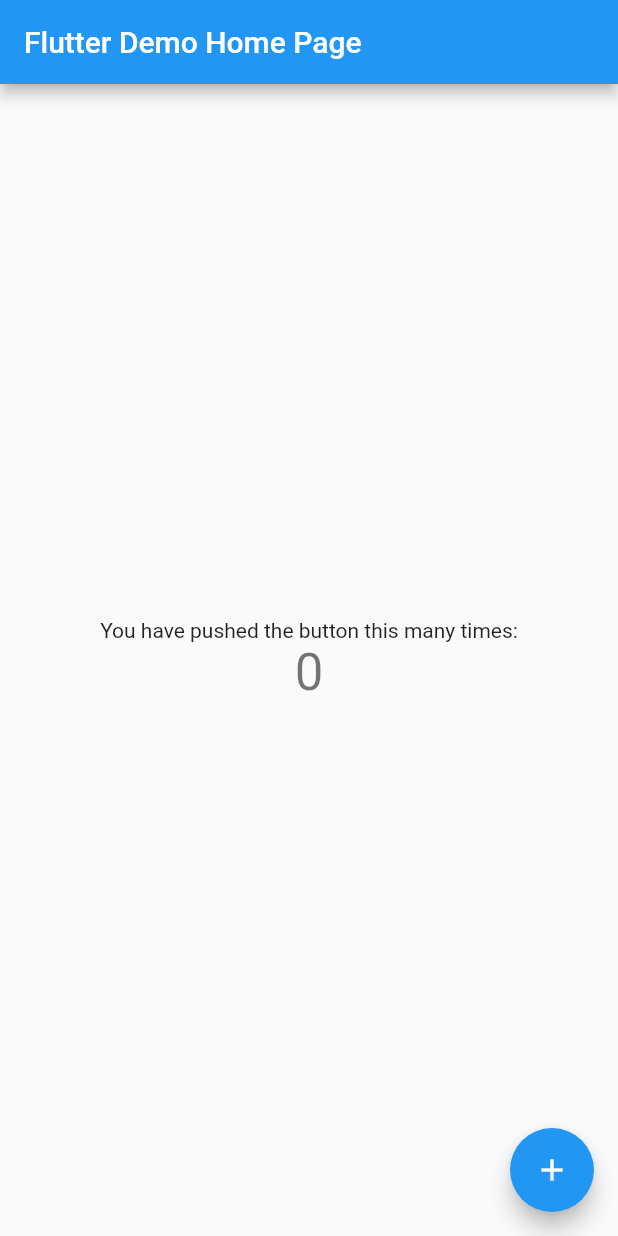
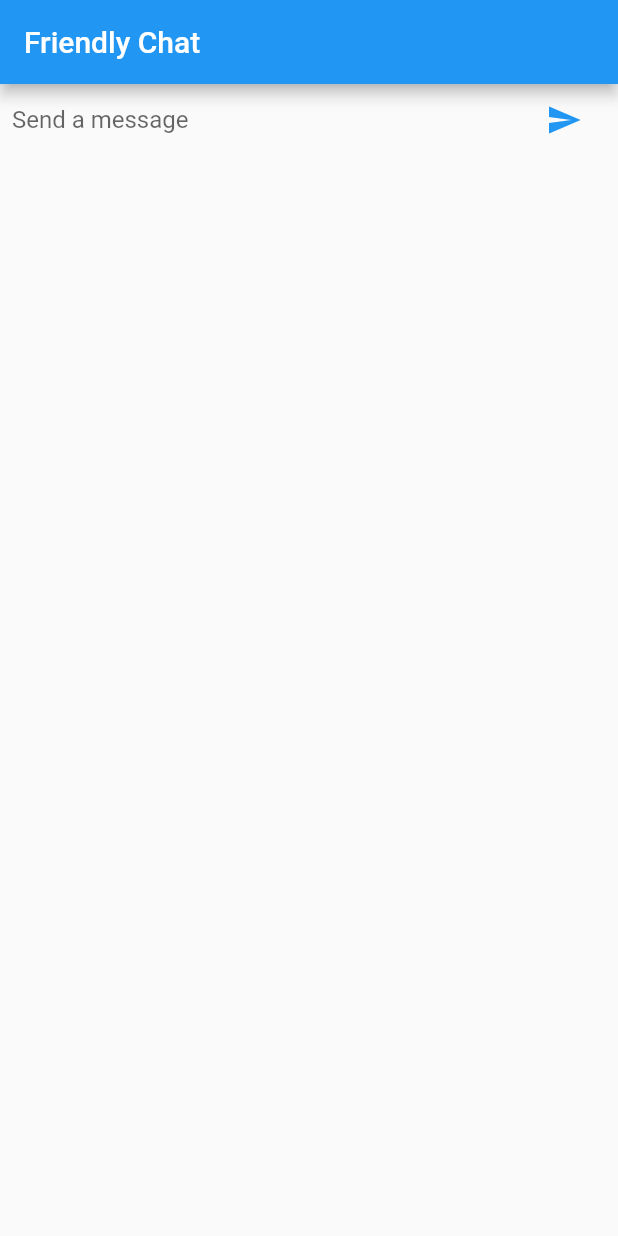
Before and after one commit to DavidzMwangi/friendly_chat_flutter_app, a Flutter app: the screen it shows after launch, on a phone screen of 412 x 824 dp. Run offline on Flutter 3.47's test engine with Material 2 defaults, Android fonts, the phone set to English and light mode, and no system bars.

Commit message:
completed create new message module

```diff
--- a/lib/main.dart
+++ b/lib/main.dart
@@ -1,6 +1,79 @@
- import 'package:flutter/material.dart';
+// Replace the code in main.dart with the following.
 
-void main() => runApp(MyApp());
+import 'package:flutter/material.dart';
+
+void main() {
+  runApp(new FriendlychatApp());
+}
+
+class FriendlychatApp extends StatelessWidget {
+  @override
+  Widget build(BuildContext context) {
+    return new MaterialApp(
+      title: "Friendly Chat",
+      home: new ChatScreen(),
+    );
+  }
+}
+
+class ChatScreen extends StatefulWidget {
+    @override
+  State createState()=> new ChatScreenState();
+
+}
+
+class ChatScreenState extends State<ChatScreen>{
+  final TextEditingController _textController = new TextEditingController(); //new
+
+  @override
+  Widget build(BuildContext context) {
+    return new Scaffold(
+      appBar: new AppBar(title: new Text("Friendly Chat"),
+      ),
+      body: _buildTextComposer(),
+    );
+  }
+
+
+  Widget _buildTextComposer() {
+    return new IconTheme(                                            //new
+      data: new IconThemeData(color: Theme.of(context).accentColor), //new
+      child: new Container(                                     //modified
+        margin: const EdgeInsets.symmetric(horizontal: 8.0),
+        child: new Row(
+          children: <Widget>[
+            new Flexible(
+              child: new TextField(
+                controller: _textController,
+                onSubmitted: _handleSubmitted,
+                decoration: new InputDecoration.collapsed(
+                    hintText: "Send a message"),
+              ),
+            ),
+            new Container(
+              margin: new EdgeInsets.symmetric(horizontal: 4.0),
+              child: new IconButton(
+                  icon: new Icon(Icons.send),
+                  onPressed: () => _handleSubmitted(_textController.text)),
+            ),
+          ],
+        ),
+      ),                                                             //new
+    );
+  }
+
+
+  void _handleSubmitted(String text) {
+    _textController.clear();
+  }
+}
+
+
+
+
+
+
+
 
 class MyApp extends StatelessWidget {
   // This widget is the root of your application.
```
